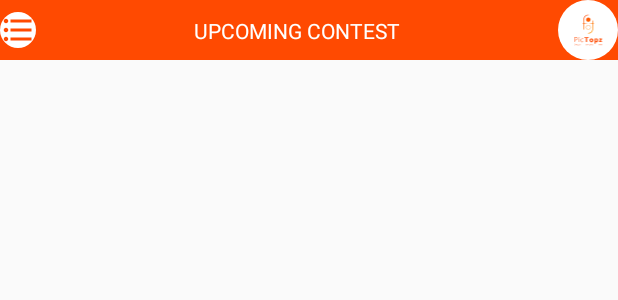
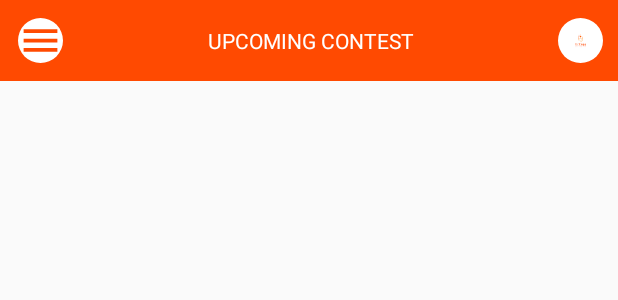
Before and after one commit to Rahul7f/PicTopz, an Android app: the layout activity_contest.xml on its own in the app's theme, with its tools: preview values and no code run, on a phone screen of 412 x 824 dp. Shown: the top 300 px of the screen. Run offline under Robolectric (Android 15) with nearby library versions, the phone set to English and light mode, and no system bars.

Commit message:
upcoming contest half

```diff
--- a/app/build.gradle
+++ b/app/build.gradle
@@ -31,5 +31,6 @@ dependencies {
     androidTestImplementation 'androidx.test.espresso:espresso-core:3.3.0'
     // round image view
     implementation 'de.hdodenhof:circleimageview:3.1.0'
+    implementation 'androidx.recyclerview:recyclerview:1.0.0'
 
 }
--- a/app/src/main/AndroidManifest.xml
+++ b/app/src/main/AndroidManifest.xml
@@ -10,8 +10,8 @@
         android:supportsRtl="true"
         android:theme="@style/AppTheme">
         <activity android:name=".Profile"></activity>
-        <activity android:name=".ContentActivity" />
-        <activity android:name=".MainActivity" />
+        <activity android:name=".ContestActivity" />
+        <activity android:name=".HomeActivity" />
         <activity android:name=".LoginActivity" />
         <activity android:name=".SignUp" />
 
--- a/app/src/main/java/com/example/pictopz/ContentActivity.java
+++ /dev/null
@@ -1,14 +0,0 @@
-package com.example.pictopz;
-
-import androidx.appcompat.app.AppCompatActivity;
-
-import android.os.Bundle;
-
-public class ContentActivity extends AppCompatActivity {
-
-    @Override
-    protected void onCreate(Bundle savedInstanceState) {
-        super.onCreate(savedInstanceState);
-        setContentView(R.layout.activity_content);
-    }
-}
--- a/app/src/main/java/com/example/pictopz/MainActivity.java
+++ b/app/src/main/java/com/example/pictopz/HomeActivity.java
@@ -7,19 +7,19 @@ import android.os.Bundle;
 import android.view.View;
 import android.widget.ImageView;
 
-public class MainActivity extends AppCompatActivity {
+public class HomeActivity extends AppCompatActivity {
     ImageView imageView;
 
     @Override
     protected void onCreate(Bundle savedInstanceState) {
         super.onCreate(savedInstanceState);
-        setContentView(R.layout.activity_main2);
+        setContentView(R.layout.activity_home);
         imageView = findViewById(R.id.profile);
 
         imageView.setOnClickListener(new View.OnClickListener() {
             @Override
             public void onClick(View v) {
-                startActivity(new Intent(MainActivity.this,Profile.class));
+                startActivity(new Intent(HomeActivity.this,Profile.class));
             }
         });
     }
--- a/app/src/main/res/drawable/ic_logo2.xml
+++ b/app/src/main/res/drawable/ic_logo2.xml
@@ -133,7 +133,7 @@
         android:fillColor="#ffffff"/>
     <path
         android:pathData="M594.6,460.7c-1,-0.7 -2.2,-1.1 -3.8,-1.1h-3.9v14.3h1.7v-5.4h2c1.6,0 2.9,-0.4 3.9,-1.1c1,-0.8 1.5,-1.9 1.6,-3.4C596,462.5 595.6,461.4 594.6,460.7zM593.3,466.4c-0.7,0.5 -1.6,0.7 -2.7,0.7h-2.1V461h2.2c1.2,0 2,0.2 2.6,0.7c0.6,0.5 0.9,1.2 0.9,2.3C594.3,465.1 594,465.9 593.3,466.4z"
-        android:fillColor="#FF4A01"/>
+        android:fillColor="#FFFFFF"/>
     <path
         android:pathData="M600.4,472.6l0,-13l-1.7,0l0,14.3l8.5,0l-0.2,-1.3z"
         android:fillColor="#ffffff"/>
--- /dev/null
+++ b/app/src/main/res/drawable/oval.xml
@@ -0,0 +1,5 @@
+<?xml version="1.0" encoding="utf-8"?>
+<shape xmlns:android="http://schemas.android.com/apk/res/android">
+    <solid android:color="@android:color/white" />
+    <corners android:radius="10sp"/>
+</shape>
--- a/app/src/main/res/layout/activity_content.xml
+++ b/app/src/main/res/layout/activity_contest.xml
@@ -4,46 +4,61 @@
     xmlns:tools="http://schemas.android.com/tools"
     android:layout_width="match_parent"
     android:layout_height="match_parent"
-    tools:context=".ContentActivity">
+    tools:context=".ContestActivity">
 
     <androidx.constraintlayout.widget.ConstraintLayout
         android:layout_width="match_parent"
         android:layout_height="wrap_content"
+        android:id="@+id/contest_constraint_layout"
         app:layout_constraintStart_toStartOf="parent"
         app:layout_constraintTop_toTopOf="parent"
         android:background="#ff4a01"
         >
         <ImageView
-            android:layout_width="wrap_content"
-            android:layout_height="wrap_content"
-            android:id="@+id/content_drawer"
+            android:layout_margin="12sp"
+            android:layout_width="30sp"
+            android:layout_height="30sp"
+            android:id="@+id/contest_drawer"
             app:layout_constraintStart_toStartOf="parent"
             app:layout_constraintTop_toTopOf="parent"
             app:layout_constraintBottom_toBottomOf="parent"
             android:background="@drawable/circle"
-            android:src="@drawable/drawer_icon"
+            android:src="@drawable/menu_icon"
             />
         <TextView
+            android:id="@+id/contest_contest_text"
             android:layout_width="wrap_content"
             android:layout_height="wrap_content"
             android:text="UPCOMING CONTEST"
-            app:layout_constraintStart_toEndOf="@id/content_drawer"
+            app:layout_constraintStart_toEndOf="@id/contest_drawer"
             app:layout_constraintTop_toTopOf="parent"
             app:layout_constraintBottom_toBottomOf="parent"
-            app:layout_constraintEnd_toStartOf="@id/content_profile"
+            app:layout_constraintEnd_toStartOf="@id/contest_profile"
             android:textColor="#ffffff"
             />
         <ImageView
-            android:layout_width="40sp"
-            android:layout_height="40sp"
-            android:id="@+id/content_profile"
+            android:layout_margin="10sp"
+            android:layout_width="30sp"
+            android:layout_height="30sp"
+            android:id="@+id/contest_profile"
             app:layout_constraintEnd_toEndOf="parent"
             app:layout_constraintTop_toTopOf="parent"
             app:layout_constraintBottom_toBottomOf="parent"
             android:background="@drawable/circle"
             android:src="@drawable/ic_logo"
-            android:scaleType="centerCrop"
             />
     </androidx.constraintlayout.widget.ConstraintLayout>
 
+<androidx.recyclerview.widget.RecyclerView
+    android:layout_width="match_parent"
+    android:layout_height="0sp"
+    app:spanCount="2"
+    android:orientation="vertical"
+    android:id="@+id/contest_recycle_view"
+    app:layoutManager="androidx.recyclerview.widget.GridLayoutManager"
+    app:layout_constraintTop_toBottomOf="@id/contest_constraint_layout"
+    />
+
+
+
 </androidx.constraintlayout.widget.ConstraintLayout>
--- a/app/src/main/res/layout/activity_main2.xml
+++ b/app/src/main/res/layout/activity_home.xml
@@ -4,7 +4,7 @@
     xmlns:tools="http://schemas.android.com/tools"
     android:layout_width="match_parent"
     android:layout_height="match_parent"
-    tools:context=".MainActivity">
+    tools:context=".HomeActivity">
 
     <include layout="@layout/home_toolbar_layout"/>
 
--- a/app/src/main/res/layout/activity_sign_up.xml
+++ b/app/src/main/res/layout/activity_sign_up.xml
@@ -22,6 +22,7 @@
                 android:scaleType="centerCrop"
                 android:src="@drawable/ic_logo2" />
             <TextView
+                android:id="@+id/signup_create_acc"
                 android:layout_width="match_parent"
                 android:layout_height="wrap_content"
                 android:text="CREATE ACCOUNT"
@@ -83,11 +84,10 @@
                 />
 
             <ImageView
-
                 android:padding="2sp"
                 android:layout_marginTop="40sp"
-                android:layout_width="60dp"
-                android:layout_height="60dp"
+                android:layout_width="wrap_content"
+                android:layout_height="wrap_content"
                 android:id="@+id/gotohome"
                 android:src="@drawable/back_icon"
                 android:rotation="180"
```
Also changed, not shown: app/src/main/java/com/example/pictopz/ContestActivity.java (added, +26 -0 lines), app/src/main/java/com/example/pictopz/SignUp.java (+11 -1 lines), app/src/main/java/com/example/pictopz/adapters/ContestAdapter.java (added, +51 -0 lines), app/src/main/res/layout/layout_contest_timer.xml (added, +46 -0 lines).
